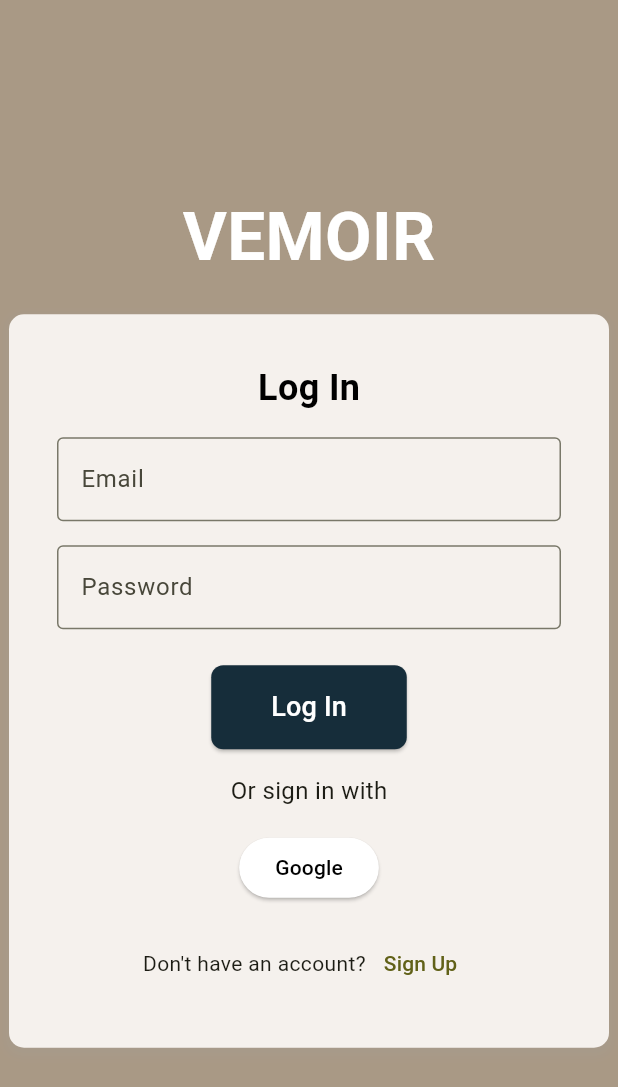
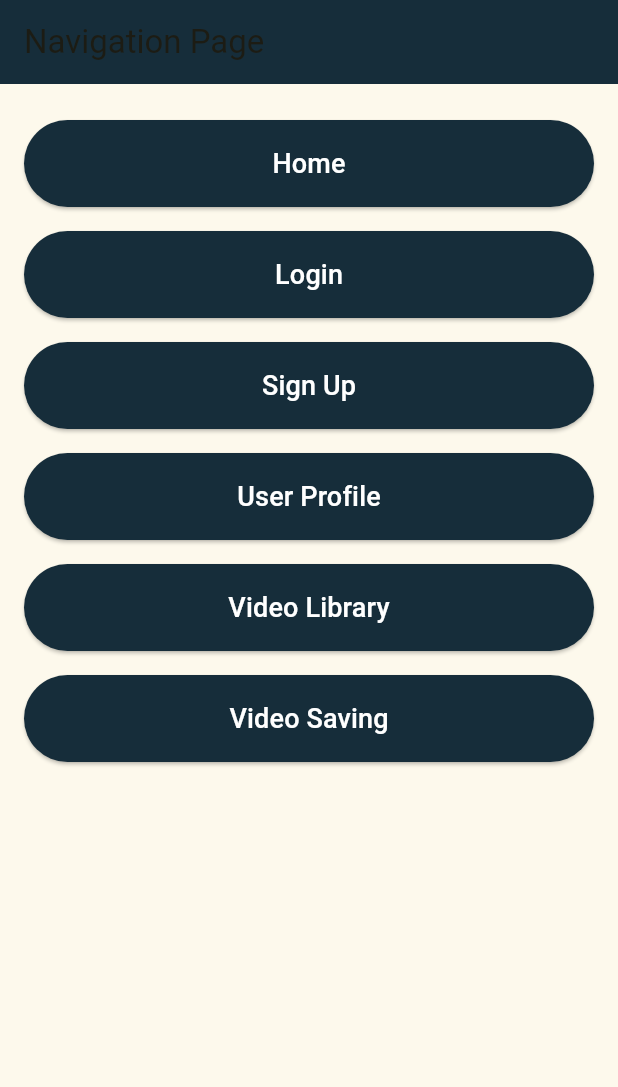
Before and after one commit to anamitrajoshi/vemoir, a Flutter app: the screen it shows after launch, on a phone screen of 412 x 824 dp. Shown: the top 1087 px of the screen. Run offline on Flutter 3.47's test engine with Material 3 defaults, Android fonts, the phone set to English and light mode, and no system bars; our stand-ins replace flutter_rating_bar, google_fonts.

Commit message:
demo page

```diff
--- a/lib/main.dart
+++ b/lib/main.dart
@@ -1,5 +1,5 @@
 import 'package:flutter/material.dart';
-import 'screens/login.dart';
+import 'screens/demo.dart';
 
 
 
@@ -19,7 +19,7 @@
         colorScheme: ColorScheme.fromSeed(seedColor: Color(0xfff5f1ed)),
         useMaterial3: true,
       ),
-      home: const LoginPage(),
+      home: const NavigationPage(),
     );
   }
 }
--- /dev/null
+++ b/lib/screens/demo.dart
@@ -0,0 +1,59 @@
+import 'package:flutter/material.dart';
+import 'home.dart';
+import 'login.dart';
+import 'signup.dart';
+import 'user_profile.dart';
+import 'video_library.dart';
+import 'video_saving.dart';
+
+class NavigationPage extends StatelessWidget {
+  const NavigationPage({Key? key}) : super(key: key);
+
+  @override
+  Widget build(BuildContext context) {
+    return Scaffold(
+      appBar: AppBar(
+        title: const Text('Navigation Page'),
+        backgroundColor: const Color(0xFF162d3a),
+      ),
+      body: Padding(
+        padding: const EdgeInsets.all(16.0),
+        child: ListView(
+          children: [
+            _buildNavigationButton(context, 'Home', const HomeWidget()),
+            _buildNavigationButton(context, 'Login', const LoginPage()),
+            _buildNavigationButton(context, 'Sign Up', const SignUpPage()),
+            _buildNavigationButton(context, 'User Profile', const ProfilePage()),
+            _buildNavigationButton(context, 'Video Library', const VideoLibraryWidget()),
+            _buildNavigationButton(context, 'Video Saving', const VideoSavingWidget()),
+          ],
+        ),
+      ),
+    );
+  }
+
+  Widget _buildNavigationButton(BuildContext context, String title, Widget destinationPage) {
+    return Padding(
+      padding: const EdgeInsets.symmetric(vertical: 8.0),
+      child: ElevatedButton(
+        onPressed: () {
+          Navigator.push(
+            context,
+            MaterialPageRoute(builder: (context) => destinationPage),
+          );
+        },
+        style: ElevatedButton.styleFrom(
+          backgroundColor: const Color(0xFF162d3a), // Button background color
+          padding: const EdgeInsets.symmetric(vertical: 16), // Button size
+        ),
+        child: Text(
+          title,
+          style: const TextStyle(
+            color: Colors.white,
+            fontSize: 18,
+          ),
+        ),
+      ),
+    );
+  }
+}
```
Also changed, not shown: pubspec.lock.
